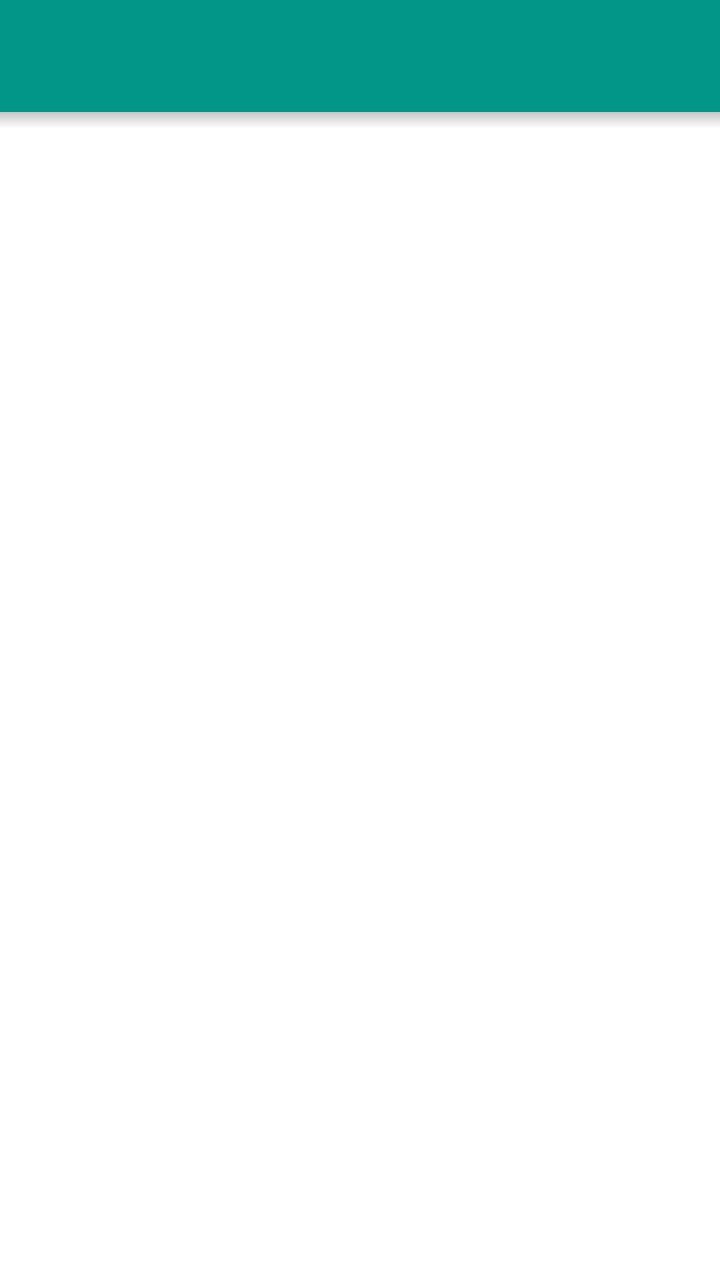
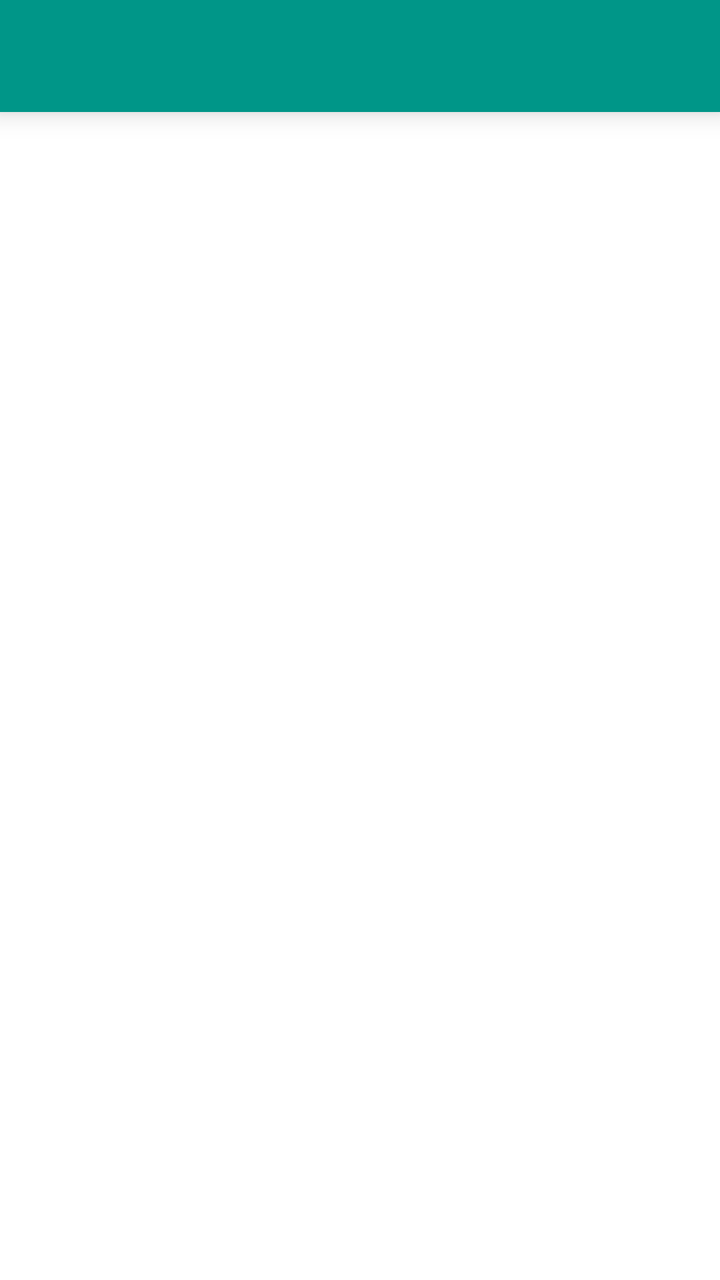

Compare the two renders of this Android layout. The source of the first and the diff that turns it into the second are given below.
<!-- AndroidManifest.xml: application theme AppTheme -->
<!-- res/layout/scene_toolbar.xml -->
<?xml version="1.0" encoding="utf-8"?>
<LinearLayout
    xmlns:android="http://schemas.android.com/apk/res/android"
    android:layout_width="match_parent"
    android:layout_height="match_parent"
    android:orientation="vertical">

    <androidx.appcompat.widget.Toolbar
        xmlns:app="http://schemas.android.com/apk/res-auto"
        android:id="@+id/toolbar"
        android:layout_height="?attr/actionBarSize"
        android:layout_width="match_parent"
        android:background="?attr/toolbarColor"
        android:theme="@style/ThemeOverlay.AppCompat.Dark.ActionBar"
        app:popupTheme="?attr/toolbarPopupTheme"/>

    <FrameLayout
        android:id="@+id/content_panel"
        android:layout_width="match_parent"
        android:layout_height="0dp"
        android:layout_weight="1">

        <View
            android:layout_width="match_parent"
            android:layout_height="8dp"
            android:background="@drawable/shadow_bottom"/>

    </FrameLayout>
</LinearLayout>
<!-- resources referenced by this layout -->
<resources>
  <!-- drawable shadow_bottom (drawable) -->
  <?xml version="1.0" encoding="utf-8"?>
  <shape
      xmlns:android="http://schemas.android.com/apk/res/android"
      android:shape="rectangle">
  
      <gradient
          android:startColor="@android:color/transparent"
          android:endColor="@color/shadow_light"
          android:angle="90"/>
  
  </shape>
  <style name="AppTheme" parent="BaseTheme">
          <item name="android:windowBackground">@color/white</item>
      </style>
  <color name="shadow_light">#38000000</color>
  <color name="white">#ffffffff</color>
  <color name="colorPrimary">@color/teal_500</color>
  <color name="popupWindow_background_light">#ffF2F2F2</color>
  <style name="ThemeChangeButtonStyleLight" parent="@style/Widget.AppCompat.Button.Borderless.Colored">
          <item name="textColor">@color/colorAccent</item>
          <item name="backgroundColor">@color/white</item>
      </style>
  <color name="colorPrimaryDark">@color/teal_700</color>
  <color name="colorAccent">@color/purple_a200</color>
  <style name="ActionBarStyle" parent="@style/Widget.AppCompat.ActionBar.Solid">
          <item name="background">?attr/toolbarColor</item>
      </style>
  <color name="divider_light">#20000000</color>
  <color name="loading_indicator_blue">#ff1d87e4</color>
  <color name="primary_drawable_light">#8a000000</color>
  <color name="secondary_drawable_light">#42000000</color>
  <color name="content_light">@color/grey_100</color>
  <color name="progress_light">@color/colorAccent</color>
  <color name="guide_bg">#e5009688</color>
  <color name="tag_group_background_light">@color/colorAccent</color>
  <color name="tag_background_light">@color/colorPrimary</color>
  <color name="lrr_server_badge_0_bg_light">#FBF3DB</color>
  <color name="lrr_server_badge_1_bg_light">#FAEBDD</color>
  <color name="lrr_server_badge_2_bg_light">#FBE4E4</color>
  <color name="lrr_server_badge_3_bg_light">#DDEBF1</color>
  <color name="lrr_server_badge_4_bg_light">#DDEDEA</color>
  <color name="lrr_server_badge_5_bg_light">#EAE4F2</color>
  <color name="lrr_server_badge_6_bg_light">#F4DFEB</color>
  <color name="lrr_server_badge_7_bg_light">#F4EEEE</color>
  <color name="lrr_server_badge_0_fg_light">#B17C00</color>
  <color name="lrr_server_badge_1_fg_light">#B05300</color>
  <color name="lrr_server_badge_2_fg_light">#C0392B</color>
  <color name="lrr_server_badge_3_fg_light">#0B6E99</color>
  <color name="lrr_server_badge_4_fg_light">#0F7B6C</color>
  <color name="lrr_server_badge_5_fg_light">#6940A5</color>
  <color name="lrr_server_badge_6_fg_light">#AD1A72</color>
  <color name="lrr_server_badge_7_fg_light">#6B4D3E</color>
  <color name="lrr_server_active_row_bg_light">#1F009688</color>
  <color name="teal_700">#ff00796b</color>
  <color name="gallery_detail_button_background_light">@color/grey_100</color>
  <!-- drawable preference_header_background_light (drawable) -->
  <?xml version="1.0" encoding="utf-8"?>
  <selector xmlns:android="http://schemas.android.com/apk/res/android">
  
      <item android:state_activated="true" android:drawable="@drawable/grey_200"/>
      <item android:drawable="@drawable/transparent"/>
  
  </selector>
  <!-- drawable divider_gallery_detail_light (drawable) -->
  <?xml version="1.0" encoding="utf-8"?>
  <shape
      xmlns:android="http://schemas.android.com/apk/res/android">
  
      <solid
          android:color="@color/divider_light"/>
  
      <size
          android:height="1dp"/>
  
  </shape>
  <color name="colorLimitCountBg">#ff009688</color>
  <color name="shape_color_limits">@color/teal_500</color>
  <color name="home_shadow_color">@color/grey_350</color>
  <color name="icon_color">@color/grey_100</color>
  <color name="teal_500">#ff009688</color>
  <color name="purple_a200">#ffe040fb</color>
  <color name="grey_100">#fff5f5f5</color>
  <color name="grey_350">#ffcfcfcf</color>
  <!-- unchanged entries left out for length: 1 -->
</resources>

<!-- the commit's change to res/layout/scene_toolbar.xml (unified diff, before → after) -->
@@ -11,6 +11,7 @@
         android:layout_height="?attr/actionBarSize"
         android:layout_width="match_parent"
         android:background="?attr/toolbarColor"
+        android:elevation="8dp"
         android:theme="@style/ThemeOverlay.AppCompat.Dark.ActionBar"
         app:popupTheme="?attr/toolbarPopupTheme"/>
 
@@ -18,12 +19,6 @@
         android:id="@+id/content_panel"
         android:layout_width="match_parent"
         android:layout_height="0dp"
-        android:layout_weight="1">
+        android:layout_weight="1"/>
 
-        <View
-            android:layout_width="match_parent"
-            android:layout_height="8dp"
-            android:background="@drawable/shadow_bottom"/>
-
-    </FrameLayout>
 </LinearLayout>
<!-- resource entries referenced after the edit -->
@@ -1,21 +1,8 @@
 <!-- resources referenced by this layout -->
 <resources>
-  <!-- drawable shadow_bottom (drawable) -->
-  <?xml version="1.0" encoding="utf-8"?>
-  <shape
-      xmlns:android="http://schemas.android.com/apk/res/android"
-      android:shape="rectangle">
-  
-      <gradient
-          android:startColor="@android:color/transparent"
-          android:endColor="@color/shadow_light"
-          android:angle="90"/>
-  
-  </shape>
   <style name="AppTheme" parent="BaseTheme">
           <item name="android:windowBackground">@color/white</item>
       </style>
-  <color name="shadow_light">#38000000</color>
   <color name="white">#ffffffff</color>
   <color name="colorPrimary">@color/teal_500</color>
   <color name="popupWindow_background_light">#ffF2F2F2</color>
